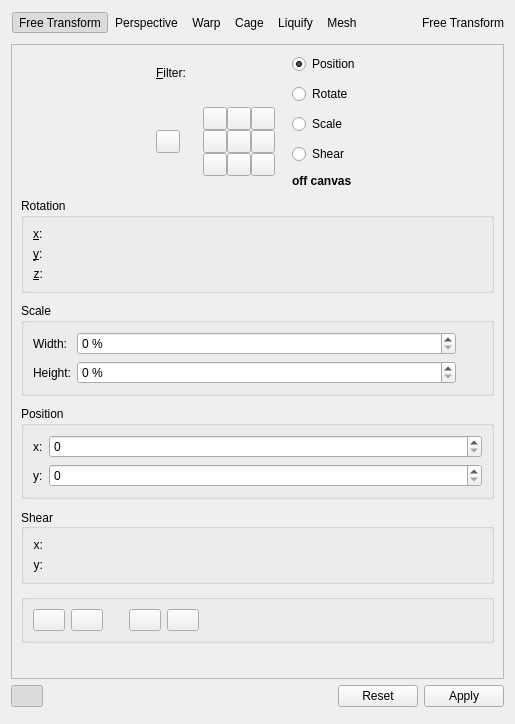
This is plugins/tools/tool_transform2/wdg_tool_transform.ui in KDE/krita as Qt 5 draws it before an edit. The edited form follows.
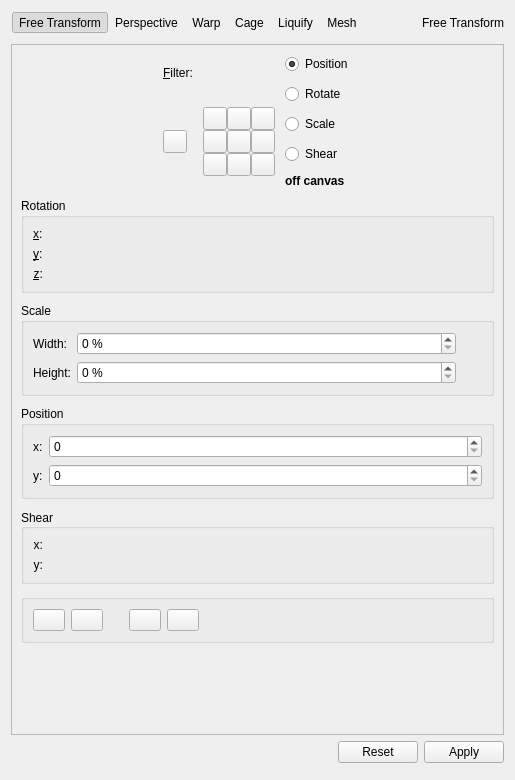
This is the edited form. Custom widgets are drawn as their Qt base class.

Commit message:
Remove work recursively button
All layers and groups work recursively now. To achieve  unrecursive
behaviour, lock the layer/mask.

GUI:
FIXED IN: 5.0.0

The edit to the form file:
```diff
--- a/plugins/tools/tool_transform2/wdg_tool_transform.ui
+++ b/plugins/tools/tool_transform2/wdg_tool_transform.ui
@@ -11,7 +11,7 @@
     <x>0</x>
     <y>0</y>
     <width>515</width>
-    <height>724</height>
+    <height>780</height>
    </rect>
   </property>
   <property name="sizePolicy">
@@ -371,6 +371,12 @@
                <property name="orientation">
                 <enum>Qt::Horizontal</enum>
                </property>
+               <property name="sizeHint" stdset="0">
+                <size>
+                 <width>0</width>
+                 <height>0</height>
+                </size>
+               </property>
               </spacer>
              </item>
              <item>
@@ -565,6 +571,12 @@
                <property name="orientation">
                 <enum>Qt::Horizontal</enum>
                </property>
+               <property name="sizeHint" stdset="0">
+                <size>
+                 <width>0</width>
+                 <height>0</height>
+                </size>
+               </property>
               </spacer>
              </item>
             </layout>
@@ -2112,35 +2124,7 @@
     </widget>
    </item>
    <item>
-    <layout class="QHBoxLayout" name="horizontalLayout_2" stretch="0,1,0">
-     <item>
-      <widget class="QPushButton" name="chkWorkRecursively">
-       <property name="sizePolicy">
-        <sizepolicy hsizetype="Fixed" vsizetype="Fixed">
-         <horstretch>0</horstretch>
-         <verstretch>0</verstretch>
-        </sizepolicy>
-       </property>
-       <property name="maximumSize">
-        <size>
-         <width>32</width>
-         <height>16777215</height>
-        </size>
-       </property>
-       <property name="toolTip">
-        <string>Work Recursively</string>
-       </property>
-       <property name="text">
-        <string/>
-       </property>
-       <property name="checkable">
-        <bool>true</bool>
-       </property>
-       <property name="checked">
-        <bool>true</bool>
-       </property>
-      </widget>
-     </item>
+    <layout class="QHBoxLayout" name="horizontalLayout_2" stretch="1,0">
      <item>
       <spacer name="horizontalSpacer_5">
        <property name="orientation">
```
Left out of the diff: 5 changed lines with no effect on the pictures. The commit also changes 10 other files.
